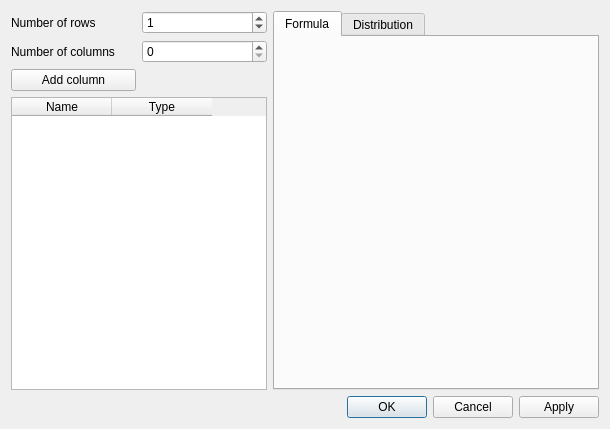
Before: the Qt Designer form QtAPI/inc/QtAPI/TableDialog.ui in rrnntt/SmallProject, drawn with Qt 5.
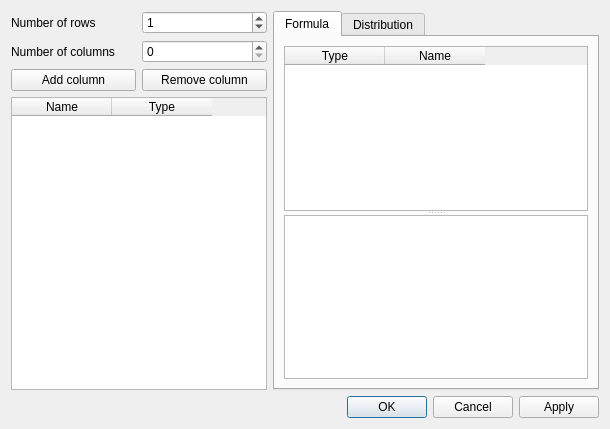
After: the same form once the commit is applied. The open tabs and pages were chosen to show the change.

Commit message: TableDialod formula

What changed in the file:
```diff
--- a/QtAPI/inc/QtAPI/TableDialog.ui
+++ b/QtAPI/inc/QtAPI/TableDialog.ui
@@ -13,7 +13,7 @@
   <property name="windowTitle">
    <string>Define Table</string>
   </property>
-  <layout class="QVBoxLayout" name="verticalLayout">
+  <layout class="QVBoxLayout" name="verticalLayout_3">
    <item>
     <layout class="QHBoxLayout" name="horizontalLayout">
      <item>
@@ -66,6 +66,13 @@
        <item row="1" column="1">
         <widget class="QSpinBox" name="sbColumnCount"/>
        </item>
+       <item row="2" column="1">
+        <widget class="QPushButton" name="btnRemoveColumn">
+         <property name="text">
+          <string>Remove column</string>
+         </property>
+        </widget>
+       </item>
       </layout>
      </item>
      <item>
@@ -77,6 +84,37 @@
         <attribute name="title">
          <string>Formula</string>
         </attribute>
+        <layout class="QVBoxLayout" name="verticalLayout">
+         <item>
+          <widget class="QSplitter" name="splitter">
+           <property name="orientation">
+            <enum>Qt::Vertical</enum>
+           </property>
+           <widget class="QTableWidget" name="tableVariables">
+            <column>
+             <property name="text">
+              <string>Type</string>
+             </property>
+            </column>
+            <column>
+             <property name="text">
+              <string>Name</string>
+             </property>
+            </column>
+           </widget>
+           <widget class="QTextEdit" name="textEdit">
+            <property name="font">
+             <font>
+              <family>Courier</family>
+             </font>
+            </property>
+            <property name="acceptRichText">
+             <bool>false</bool>
+            </property>
+           </widget>
+          </widget>
+         </item>
+        </layout>
        </widget>
        <widget class="QWidget" name="tab">
         <attribute name="title">
```
Left out of the diff: 2 changed lines with no effect on the pictures. The commit also changes 4 other files.
